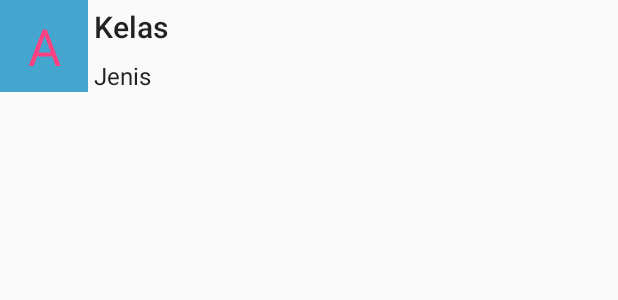
After one commit to RifaniIra/Aplikasi-Booking-Hall-Room, an Android app: the layout row_spinner_kelas.xml on its own in the app's theme, with its tools: preview values and no code run, on a phone screen of 412 x 824 dp. The commit adds this screen. Shown: the top 300 px of the screen. Run offline under Robolectric (Android 15) with nearby library versions, the phone set to English and light mode, and no system bars.

Commit message:
Project Commit Final

```diff
--- a/app/src/main/res/drawable/bgbtn.xml
+++ b/app/src/main/res/drawable/bgbtn.xml
@@ -7,5 +7,4 @@
         android:drawable="@color/colorAccent"/>
     <item android:drawable="@color/colorPrimary"/>
 
-
 </selector>
--- /dev/null
+++ b/app/src/main/res/layout/row_spinner_kelas.xml
@@ -0,0 +1,42 @@
+<?xml version="1.0" encoding="utf-8"?>
+<LinearLayout xmlns:android="http://schemas.android.com/apk/res/android"
+    android:layout_width="match_parent"
+    android:layout_height="wrap_content"
+    xmlns:tools="http://schemas.android.com/tools">
+
+    <TextView
+        android:layout_weight="1"
+        android:background="?colorPrimary"
+        android:textColor="?colorAccent"
+        android:layout_width="0dp"
+        android:layout_height="wrap_content"
+        tools:text="A"
+        android:gravity="center"
+        android:padding="8dp"
+        android:id="@+id/textViewTitle"
+        style="@style/Base.TextAppearance.AppCompat.Display1"/>
+
+    <LinearLayout
+        android:layout_weight="6"
+        android:orientation="vertical"
+        android:layout_width="0dp"
+        android:layout_height="wrap_content">
+
+        <TextView
+            android:padding="4dp"
+            android:layout_width="wrap_content"
+            android:layout_height="wrap_content"
+            tools:text="Kelas"
+            android:id="@+id/textViewKelas"
+            style="@style/Base.TextAppearance.AppCompat.Title"/>
+
+        <TextView
+            android:padding="4dp"
+            android:layout_width="wrap_content"
+            android:layout_height="wrap_content"
+            tools:text="Jenis"
+            android:id="@+id/textViewJenis"
+            style="@style/Base.TextAppearance.AppCompat.Subhead"/>
+    </LinearLayout>
+
+</LinearLayout>
--- a/app/src/main/res/values/colors.xml
+++ b/app/src/main/res/values/colors.xml
@@ -1,6 +1,6 @@
 <?xml version="1.0" encoding="utf-8"?>
 <resources>
-    <color name="colorPrimary">#3F51B5</color>
+    <color name="colorPrimary">#44a6cf</color>
     <color name="colorPrimaryDark">#303F9F</color>
     <color name="colorAccent">#FF4081</color>
 </resources>
```
Also changed, not shown: app/src/main/java/id/sch/smktelkom_mlg/learn/aplikasibookinghallroom/MainActivity.java (+53 -9 lines), app/src/main/java/id/sch/smktelkom_mlg/learn/aplikasibookinghallroom/adapter/KelasAdapter.java (added, +55 -0 lines), app/src/main/res/layout/activity_main.xml (+42 -12 lines), app/src/main/res/values/arrays.xml (added, +9 -0 lines).
